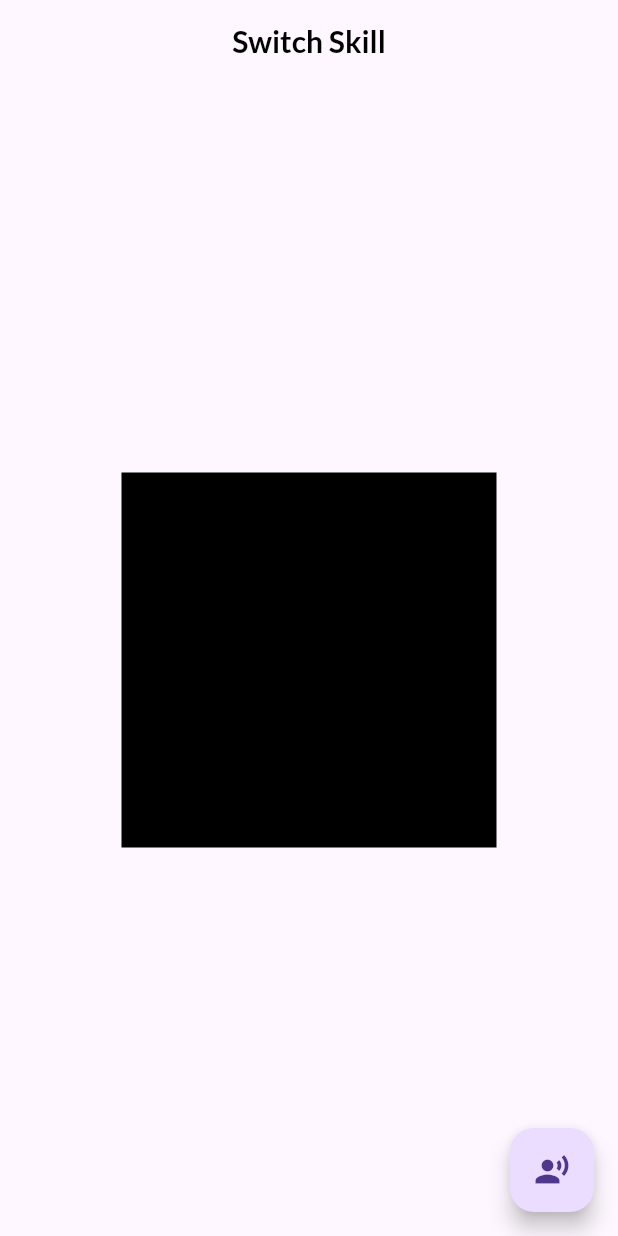
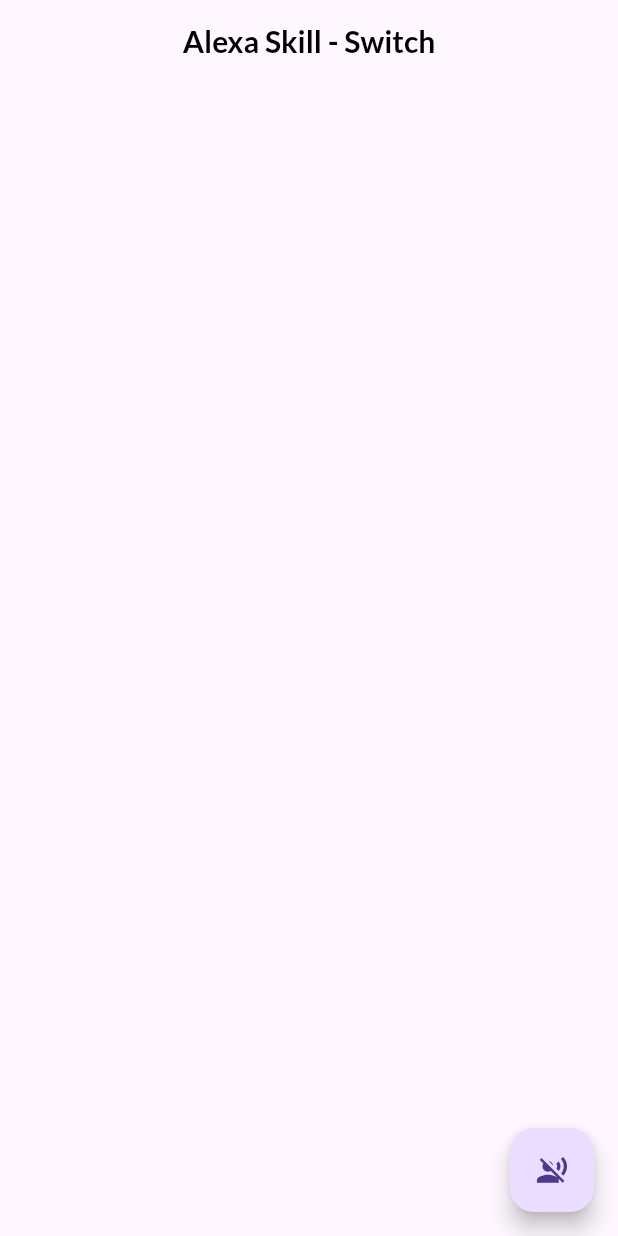
Before and after one commit to vk2122/ihomifi_task, a Flutter app: the screen it shows after launch, on a phone screen of 412 x 824 dp. Run offline on Flutter 3.47's test engine with Material 2 defaults, Android fonts, the phone set to English and light mode, and no system bars; our stand-ins replace google_fonts, permission_handler, speech_to_text.

Commit message:
Voice engine integrated :sparkles:

```diff
--- a/task_app/lib/home_screen.dart
+++ b/task_app/lib/home_screen.dart
@@ -1,16 +1,49 @@
 import 'package:flutter/material.dart';
 import 'package:google_fonts/google_fonts.dart';
+import 'package:permission_handler/permission_handler.dart';
+import 'package:speech_to_text/speech_to_text.dart' as stt;
 
-class homeScreen extends StatefulWidget {
-  const homeScreen({super.key});
+class HomeScreen extends StatefulWidget {
+  const HomeScreen({Key? key}) : super(key: key);
 
   @override
-  State<homeScreen> createState() => _homeScreenState();
+  _HomeScreenState createState() => _HomeScreenState();
 }
 
-class _homeScreenState extends State<homeScreen> {
-  bool _switchState = false;
+class _HomeScreenState extends State<HomeScreen> {
   Color _color = Colors.black;
+  stt.SpeechToText _speechToText = stt.SpeechToText();
+  bool _isListening = false;
+  String _text = '';
+
+  void _startListening() async {
+    PermissionStatus status = await Permission.microphone.request();
+    if (status == PermissionStatus.granted) {
+      bool available = await _speechToText.initialize();
+      if (available) {
+        setState(() {
+          _isListening = true;
+        });
+        _speechToText.listen(
+          onResult: (result) {
+            setState(() {
+              _text = result.recognizedWords;
+            });
+          },
+        );
+      }
+    } else {
+      print('Microphone permission denied');
+    }
+  }
+
+  void _stopListening() {
+    _speechToText.stop();
+    setState(() {
+      _isListening = false;
+      _text = '';
+    });
+  }
 
   @override
   Widget build(BuildContext context) {
@@ -18,7 +51,7 @@ class _homeScreenState extends State<homeScreen> {
     return Scaffold(
       appBar: AppBar(
         title: Text(
-          'Switch Skill',
+          'Alexa Skill - Switch',
           style: GoogleFonts.lato(
             color: Colors.black,
             fontWeight: FontWeight.bold,
@@ -27,18 +60,37 @@ class _homeScreenState extends State<homeScreen> {
         ),
         centerTitle: true,
       ),
-      body: Center(
-        child: Container(height: 250, width: 250, color: _color),
+      body: Align(
+        alignment: Alignment.center,
+        child: Container(
+          height: 300,
+          width: 330,
+          padding: EdgeInsets.all(10),
+          child: Text(
+            _text,
+            style: GoogleFonts.nunito(
+              color: Colors.black,
+              fontWeight: FontWeight.w500,
+              fontSize: textSize * 16,
+            ),
+            maxLines: 15,
+          ),
+        ),
       ),
       floatingActionButton: FloatingActionButton(
         onPressed: () {
-          setState(() {
-            _switchState = !_switchState;
-            _color = _switchState ? Colors.amber : Colors.black;
-          });
+          if (_isListening) {
+            _stopListening();
+          } else {
+            _startListening();
+          }
+          print(_isListening);
         },
         child: Icon(
-          Icons.record_voice_over_sharp,
+          _isListening
+              ? Icons.record_voice_over_sharp
+              : Icons.voice_over_off_sharp,
+          size: textSize * 22,
         ),
       ),
     );
--- a/task_app/lib/main.dart
+++ b/task_app/lib/main.dart
@@ -15,7 +15,7 @@ class MyApp extends StatelessWidget {
       useInheritedMediaQuery: true,
       debugShowCheckedModeBanner: false,
       theme: ThemeData(useMaterial3: true),
-      home: homeScreen(),
+      home: HomeScreen(),
     );
   }
 }
--- a/task_app/pubspec.yaml
+++ b/task_app/pubspec.yaml
@@ -36,6 +36,8 @@ dependencies:
   # Use with the CupertinoIcons class for iOS style icons.
   cupertino_icons: ^1.0.2
   google_fonts: ^4.0.3
+  permission_handler: ^10.2.0
+  speech_to_text: ^6.1.1
 
 dev_dependencies:
   flutter_test:
```
Also changed, not shown: task_app/pubspec.lock, 5 other files.
